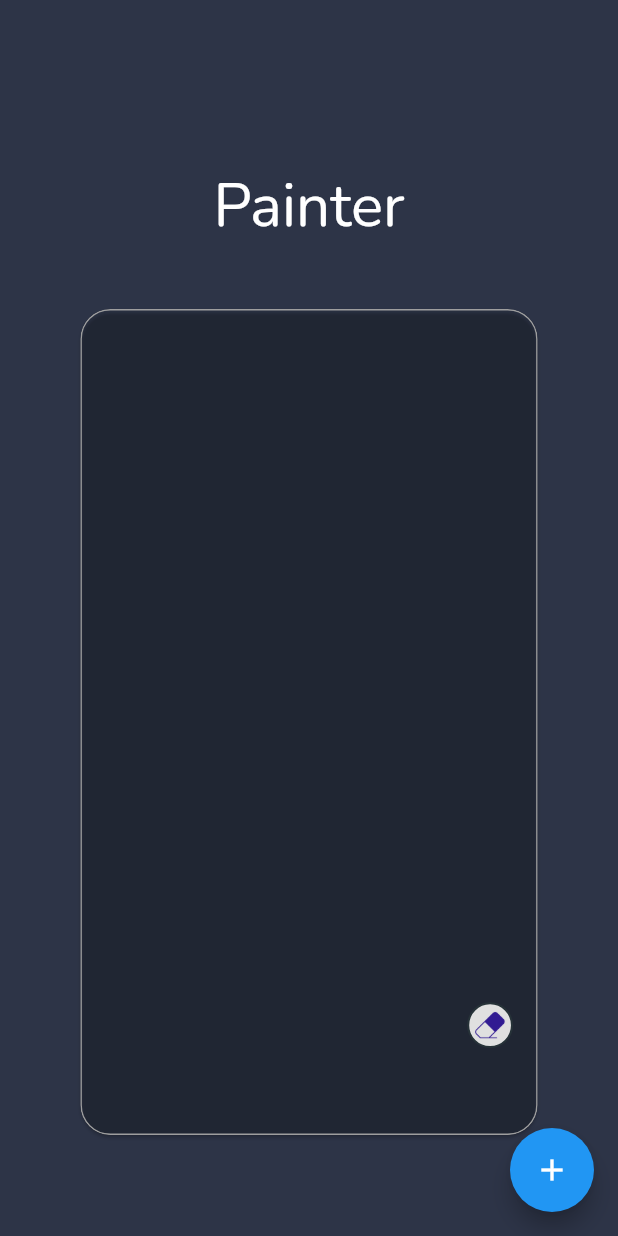
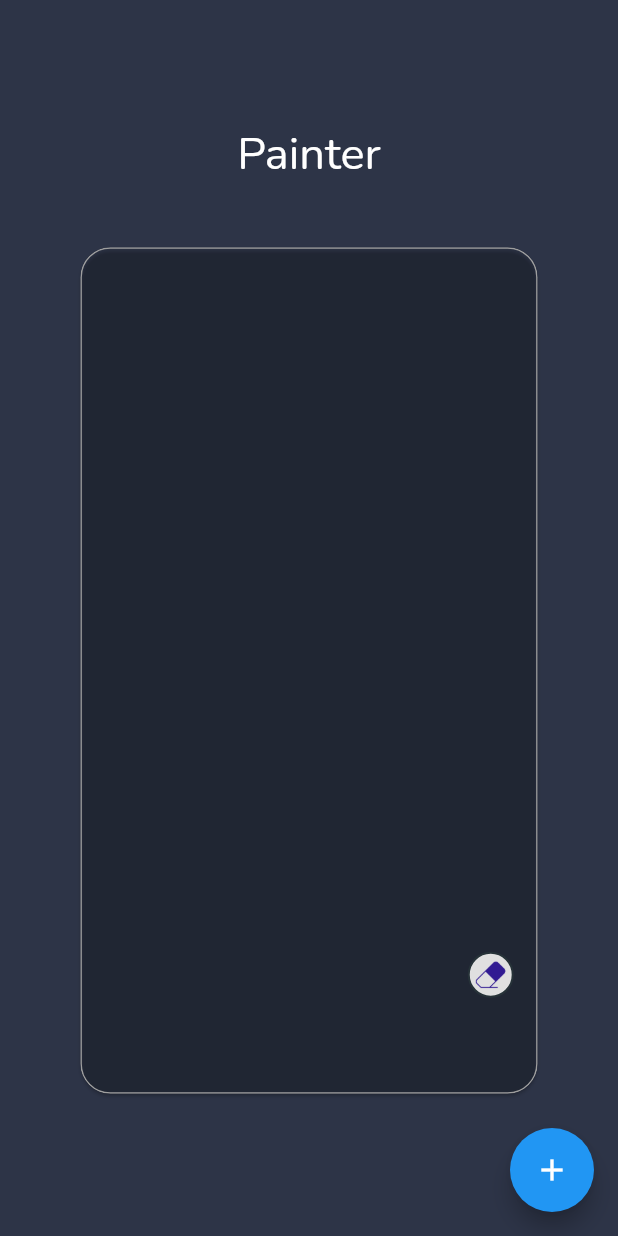
Before and after one commit to AbdallahNassar/Painter, a Flutter app: the screen it shows after launch, on a phone screen of 412 x 824 dp. Run offline on Flutter 3.47's test engine with Material 2 defaults, Android fonts, the phone set to English and light mode, and no system bars; our stand-ins replace flutter_colorpicker, flutter_speed_dial, get, get_storage.

Commit message:
design modif

```diff
--- a/painter/lib/app/modules/home/views/home_view.dart
+++ b/painter/lib/app/modules/home/views/home_view.dart
@@ -33,7 +33,7 @@
             ),
           ),
           Expanded(
-            flex: 11,
+            flex: 15,
             child: Padding(
               padding: EdgeInsets.only(
                 top: Get.height * 0.035,
@@ -41,7 +41,9 @@
               child: MyPageView(),
             ),
           ),
-          Spacer(),
+          Spacer(
+            flex: 2,
+          ),
         ],
       ),
       floatingActionButton: FloatingActionButton(
```
Also changed, not shown: painter/lib/app/modules/home/controllers/home_controller.dart (+8 -5 lines), painter/lib/app/modules/home/widgets/custom_fab.dart (+111 -0 lines).
